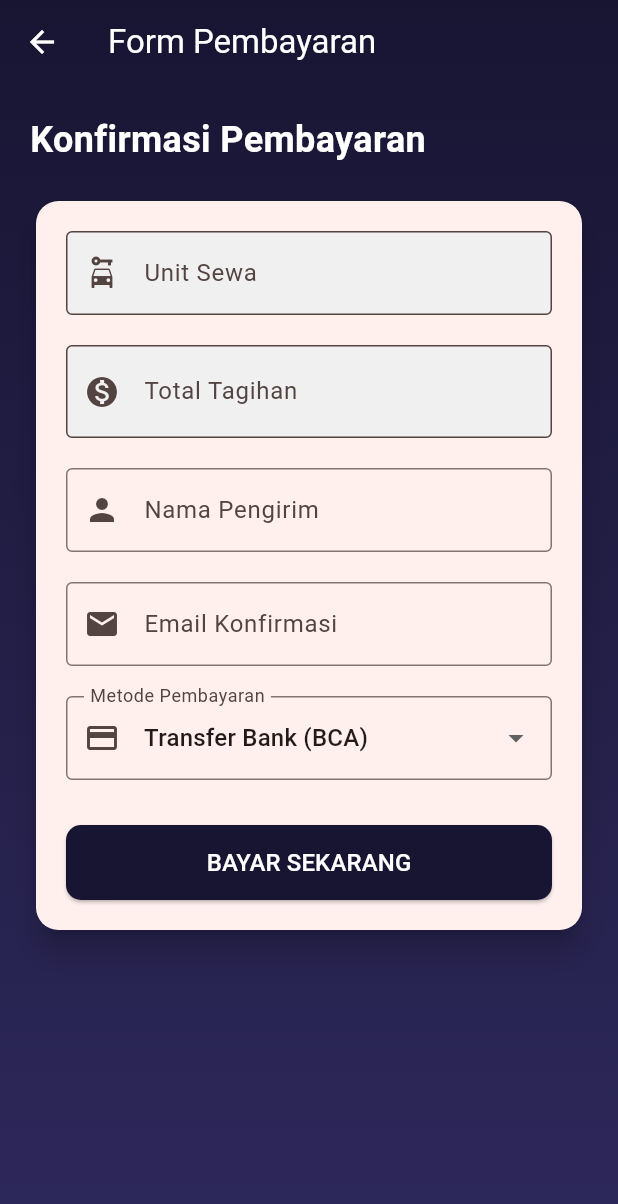
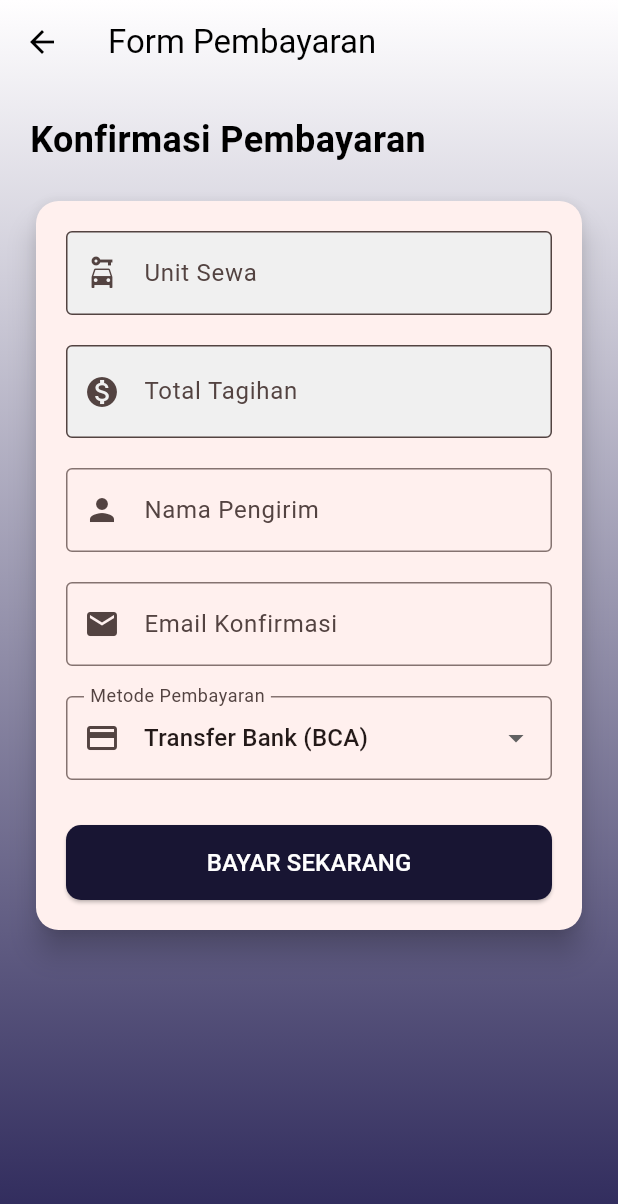
Before and after one commit to riooctavianm25/riooctavianm25-utspam_C3_B_0037., a Flutter app: the Formpayment screen opened directly with empty values, on a phone screen of 412 x 824 dp. Shown: the top 1204 px of the screen. Run offline on Flutter 3.47's test engine with Material 3 defaults, Android fonts, the phone set to English and light mode, and no system bars; our stand-ins replace sqflite; accounts and stored records are empty.

Commit message:
create form payment

```diff
--- a/lib/page/transaksi/formPayment.dart
+++ b/lib/page/transaksi/formPayment.dart
@@ -81,10 +81,10 @@ class _FormpaymentState extends State<Formpayment> {
         backgroundColor: Colors.transparent,
         elevation: 0,
         leading: IconButton(
-          icon: const Icon(Icons.arrow_back, color: Colors.white),
+          icon: const Icon(Icons.arrow_back, color: Color.fromARGB(255, 0, 0, 0)),
           onPressed: () => Navigator.pop(context),
         ),
-        title: const Text("Form Pembayaran", style: TextStyle(color: Colors.white)),
+        title: const Text("Form Pembayaran", style: TextStyle(color: Color.fromARGB(255, 0, 0, 0))),
       ),
       body: Container(
         width: double.infinity,
@@ -92,7 +92,7 @@ class _FormpaymentState extends State<Formpayment> {
         decoration: const BoxDecoration(
           gradient: LinearGradient(
             colors: [
-              Color.fromARGB(255, 24, 21, 51),
+              Color.fromARGB(255, 255, 254, 255),
               Color.fromARGB(255, 45, 40, 90),
             ],
             begin: Alignment.topCenter,
@@ -109,7 +109,7 @@ class _FormpaymentState extends State<Formpayment> {
                 children: [
                   const Text(
                     "Konfirmasi Pembayaran",
-                    style: TextStyle(color: Colors.white, fontSize: 24, fontWeight: FontWeight.bold),
+                    style: TextStyle(color: Color.fromARGB(255, 0, 0, 0), fontSize: 24, fontWeight: FontWeight.bold),
                   ),
                   const SizedBox(height: 20),
 
@@ -167,7 +167,7 @@ class _FormpaymentState extends State<Formpayment> {
                             ),
                             validator: (value) {
                               if (value == null || value.isEmpty) return 'Email wajib diisi';
-                              if (!value.contains('@')) return 'Email tidak valid';
+                              if (!value.contains('@gmail.com')) return 'Email tidak valid';
                               return null;
                             },
                           ),
```
